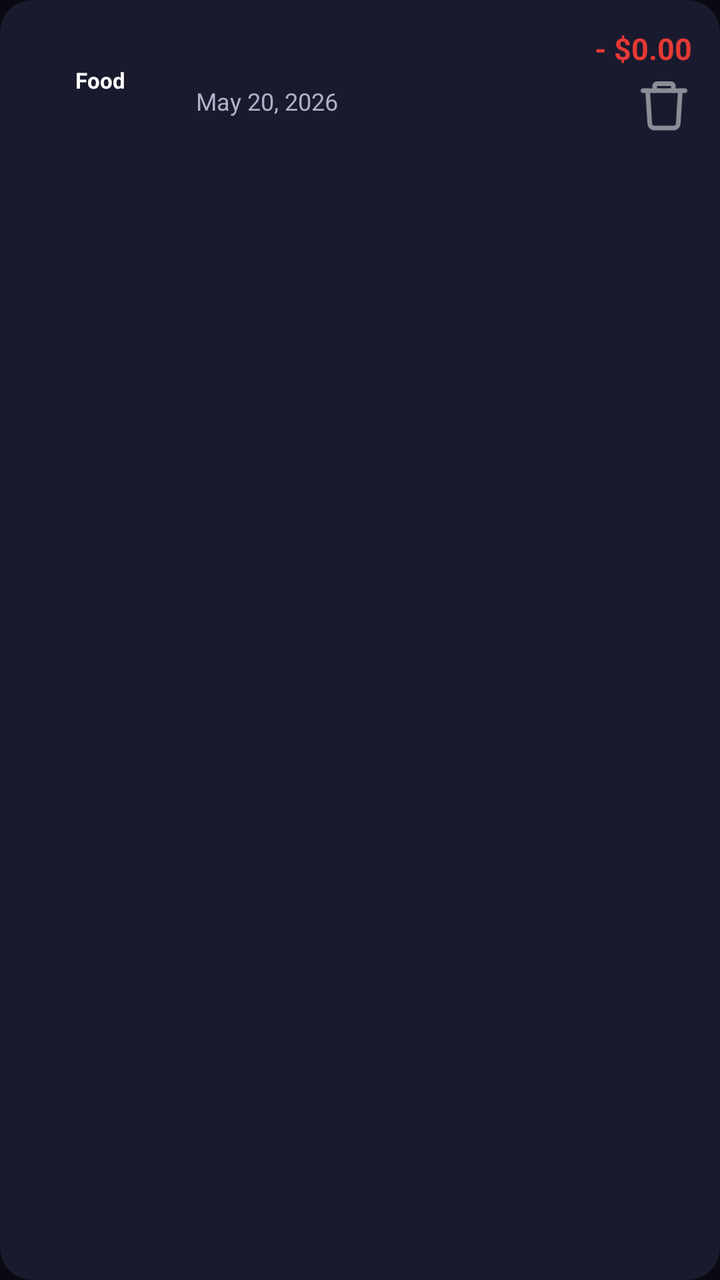
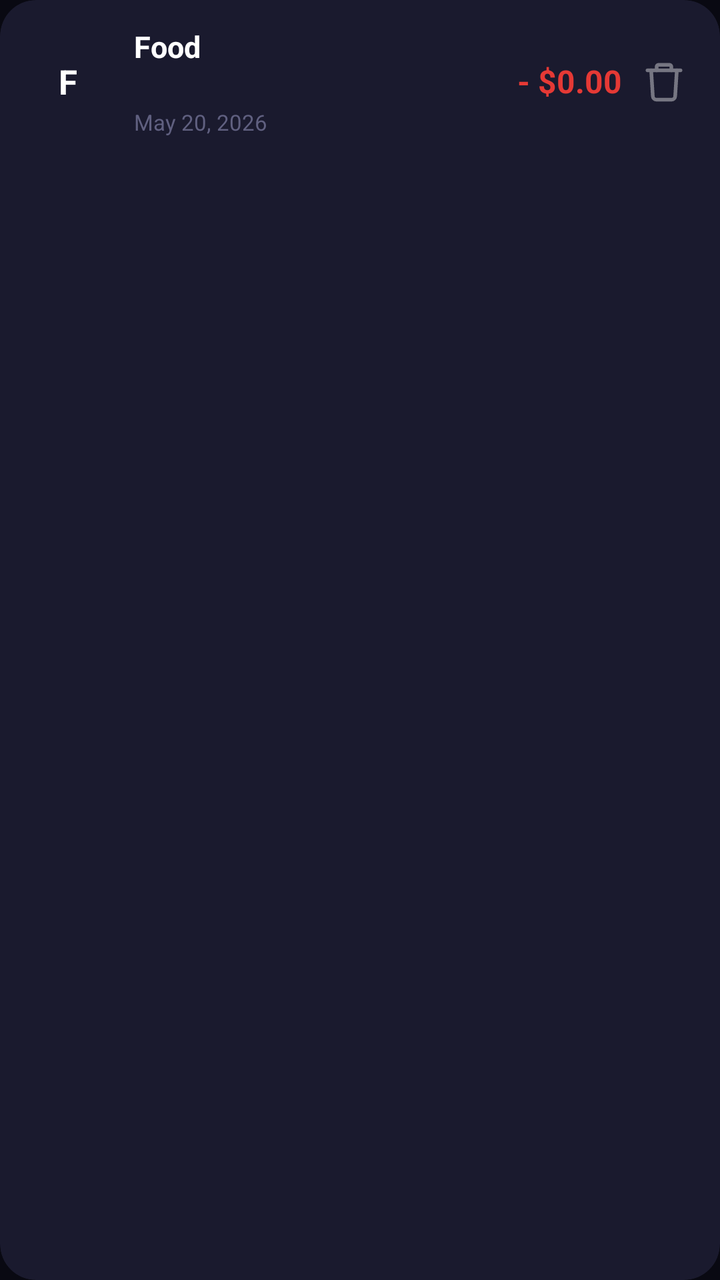

Two renders of the same Android screen: before a commit and after it. Below are the layout's source before the change and the commit's diff.
<!-- AndroidManifest.xml: application theme Theme.AllInOne -->
<!-- res/layout/item_expense.xml -->
<?xml version="1.0" encoding="utf-8"?>
<androidx.cardview.widget.CardView
    xmlns:android="http://schemas.android.com/apk/res/android"
    xmlns:app="http://schemas.android.com/apk/res-auto"
    android:layout_width="match_parent"
    android:layout_height="wrap_content"
    android:layout_marginBottom="10dp"
    app:cardBackgroundColor="@color/bg_card"
    app:cardCornerRadius="16dp"
    app:cardElevation="0dp">

    <LinearLayout
        android:layout_width="match_parent"
        android:layout_height="wrap_content"
        android:orientation="horizontal"
        android:gravity="center_vertical"
        android:padding="14dp">

        
        <TextView
            android:id="@+id/tv_category"
            android:layout_width="wrap_content"
            android:layout_height="wrap_content"
            android:gravity="center"
            android:minWidth="72dp"
            android:paddingHorizontal="10dp"
            android:paddingVertical="6dp"
            android:text="Food"
            android:textColor="@color/white"
            android:textSize="11sp"
            android:textStyle="bold" />

        
        <LinearLayout
            android:layout_width="0dp"
            android:layout_height="wrap_content"
            android:layout_weight="1"
            android:layout_marginHorizontal="12dp"
            android:orientation="vertical">

            <TextView
                android:id="@+id/tv_note"
                android:layout_width="wrap_content"
                android:layout_height="wrap_content"
                android:text=""
                android:textColor="@color/text_primary"
                android:textSize="14sp"
                android:ellipsize="end"
                android:maxLines="1" />

            <TextView
                android:id="@+id/tv_date"
                android:layout_width="wrap_content"
                android:layout_height="wrap_content"
                android:layout_marginTop="2dp"
                android:text="May 20, 2026"
                android:textColor="@color/text_secondary"
                android:textSize="12sp" />
        </LinearLayout>

        
        <LinearLayout
            android:layout_width="wrap_content"
            android:layout_height="wrap_content"
            android:orientation="vertical"
            android:gravity="end">

            <TextView
                android:id="@+id/tv_amount"
                android:layout_width="wrap_content"
                android:layout_height="wrap_content"
                android:text="- $0.00"
                android:textColor="@color/color_primary"
                android:textSize="15sp"
                android:textStyle="bold" />

            <ImageView
                android:id="@+id/btn_delete"
                android:layout_width="28dp"
                android:layout_height="28dp"
                android:layout_marginTop="4dp"
                android:layout_gravity="end"
                android:src="@drawable/ic_delete"
                android:contentDescription="@null"
                android:alpha="0.5"
                android:clickable="true"
                android:focusable="true"
                android:foreground="?attr/selectableItemBackgroundBorderless" />
        </LinearLayout>
    </LinearLayout>
</androidx.cardview.widget.CardView>
<!-- resources referenced by this layout -->
<resources>
  <color name="bg_card">#1A1A2E</color>
  <color name="color_primary">#E53935</color>
  <color name="text_primary">#FFFFFF</color>
  <color name="text_secondary">#B0B0C8</color>
  <color name="white">#FFFFFFFF</color>
  <!-- drawable ic_delete (drawable) -->
  <?xml version="1.0" encoding="utf-8"?>
  <vector xmlns:android="http://schemas.android.com/apk/res/android"
      android:width="24dp"
      android:height="24dp"
      android:viewportWidth="24"
      android:viewportHeight="24">
      <path android:strokeColor="#FFFFFF" android:strokeWidth="2"
          android:fillColor="#00000000" android:strokeLineCap="round"
          android:strokeLineJoin="round"
          android:pathData="M3,6 L21,6"/>
      <path android:strokeColor="#FFFFFF" android:strokeWidth="2"
          android:fillColor="#00000000" android:strokeLineCap="round"
          android:strokeLineJoin="round"
          android:pathData="M19,6 L18.1,20.1 A2,2 0 0 1 16.1,22 L7.9,22 A2,2 0 0 1 5.9,20.1 L5,6"/>
      <path android:strokeColor="#FFFFFF" android:strokeWidth="2"
          android:fillColor="#00000000" android:strokeLineCap="round"
          android:strokeLineJoin="round"
          android:pathData="M8,6 L8,4 A1,1 0 0 1 9,3 L15,3 A1,1 0 0 1 16,4 L16,6"/>
  </vector>
  <style name="Theme.AllInOne" parent="Base.Theme.AllInOne" />
  <style name="Base.Theme.AllInOne" parent="Theme.Material3.Dark.NoActionBar">
          <item name="colorPrimary">@color/color_primary</item>
          <item name="colorOnPrimary">@color/white</item>
          <item name="colorPrimaryContainer">@color/color_primary_dark</item>
          <item name="colorOnPrimaryContainer">@color/white</item>
          <item name="colorSurface">@color/bg_surface</item>
          <item name="colorOnSurface">@color/text_primary</item>
          <item name="colorOnSurfaceVariant">@color/text_secondary</item>
          <item name="android:colorBackground">@color/bg_dark</item>
          <item name="android:windowBackground">@color/bg_dark</item>
          <item name="android:statusBarColor">@android:color/transparent</item>
          <item name="android:navigationBarColor">@android:color/transparent</item>
          <item name="android:windowLightStatusBar">false</item>
          <item name="android:windowLightNavigationBar">false</item>
      </style>
  <color name="color_primary_dark">#B71C1C</color>
  <color name="bg_surface">#10101E</color>
  <color name="bg_dark">#090912</color>
</resources>

<!-- the commit's change to res/layout/item_expense.xml (unified diff, before → after) -->
@@ -4,9 +4,10 @@
     xmlns:app="http://schemas.android.com/apk/res-auto"
     android:layout_width="match_parent"
     android:layout_height="wrap_content"
-    android:layout_marginBottom="10dp"
+    android:layout_marginBottom="9dp"
+    android:foreground="?attr/selectableItemBackground"
     app:cardBackgroundColor="@color/bg_card"
-    app:cardCornerRadius="16dp"
+    app:cardCornerRadius="18dp"
     app:cardElevation="0dp">
 
     <LinearLayout
@@ -14,20 +15,17 @@
         android:layout_height="wrap_content"
         android:orientation="horizontal"
         android:gravity="center_vertical"
-        android:padding="14dp">
+        android:padding="13dp">
 
         
         <TextView
-            android:id="@+id/tv_category"
-            android:layout_width="wrap_content"
-            android:layout_height="wrap_content"
+            android:id="@+id/tv_cat_dot"
+            android:layout_width="42dp"
+            android:layout_height="42dp"
             android:gravity="center"
-            android:minWidth="72dp"
-            android:paddingHorizontal="10dp"
-            android:paddingVertical="6dp"
-            android:text="Food"
+            android:text="F"
             android:textColor="@color/white"
-            android:textSize="11sp"
+            android:textSize="17sp"
             android:textStyle="bold" />
 
         
@@ -39,12 +37,24 @@
             android:orientation="vertical">
 
             <TextView
+                android:id="@+id/tv_category"
+                android:layout_width="wrap_content"
+                android:layout_height="wrap_content"
+                android:text="Food"
+                android:textColor="@color/text_primary"
+                android:textSize="15sp"
+                android:textStyle="bold"
+                android:ellipsize="end"
+                android:maxLines="1" />
+
+            <TextView
                 android:id="@+id/tv_note"
                 android:layout_width="wrap_content"
                 android:layout_height="wrap_content"
+                android:layout_marginTop="2dp"
                 android:text=""
-                android:textColor="@color/text_primary"
-                android:textSize="14sp"
+                android:textColor="@color/text_secondary"
+                android:textSize="12sp"
                 android:ellipsize="end"
                 android:maxLines="1" />
 
@@ -54,38 +64,30 @@
                 android:layout_height="wrap_content"
                 android:layout_marginTop="2dp"
                 android:text="May 20, 2026"
-                android:textColor="@color/text_secondary"
-                android:textSize="12sp" />
+                android:textColor="@color/text_hint"
+                android:textSize="11sp" />
         </LinearLayout>
 
-        
-        <LinearLayout
+        <TextView
+            android:id="@+id/tv_amount"
             android:layout_width="wrap_content"
             android:layout_height="wrap_content"
-            android:orientation="vertical"
-            android:gravity="end">
+            android:text="- $0.00"
+            android:textColor="@color/color_primary"
+            android:textSize="16sp"
+            android:textStyle="bold" />
 
-            <TextView
-                android:id="@+id/tv_amount"
-                android:layout_width="wrap_content"
-                android:layout_height="wrap_content"
-                android:text="- $0.00"
-                android:textColor="@color/color_primary"
-                android:textSize="15sp"
-                android:textStyle="bold" />
-
-            <ImageView
-                android:id="@+id/btn_delete"
-                android:layout_width="28dp"
-                android:layout_height="28dp"
-                android:layout_marginTop="4dp"
-                android:layout_gravity="end"
-                android:src="@drawable/ic_delete"
-                android:contentDescription="@null"
-                android:alpha="0.5"
-                android:clickable="true"
-                android:focusable="true"
-                android:foreground="?attr/selectableItemBackgroundBorderless" />
-        </LinearLayout>
+        <ImageView
+            android:id="@+id/btn_delete"
+            android:layout_width="30dp"
+            android:layout_height="30dp"
+            android:layout_marginStart="6dp"
+            android:padding="4dp"
+            android:src="@drawable/ic_delete"
+            android:contentDescription="@null"
+            android:alpha="0.4"
+            android:clickable="true"
+            android:focusable="true"
+            android:foreground="?attr/selectableItemBackgroundBorderless" />
     </LinearLayout>
 </androidx.cardview.widget.CardView>
<!-- resource entries referenced after the edit -->
@@ -2,6 +2,7 @@
 <resources>
   <color name="bg_card">#1A1A2E</color>
   <color name="color_primary">#E53935</color>
+  <color name="text_hint">#606080</color>
   <color name="text_primary">#FFFFFF</color>
   <color name="text_secondary">#B0B0C8</color>
   <color name="white">#FFFFFFFF</color>
